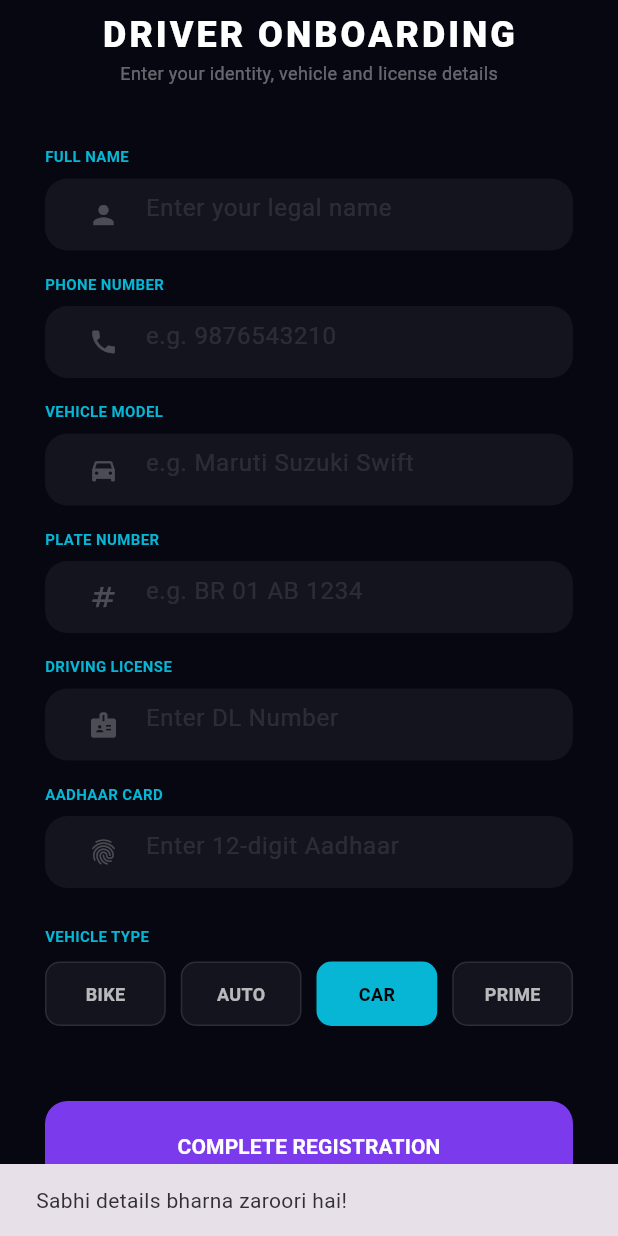
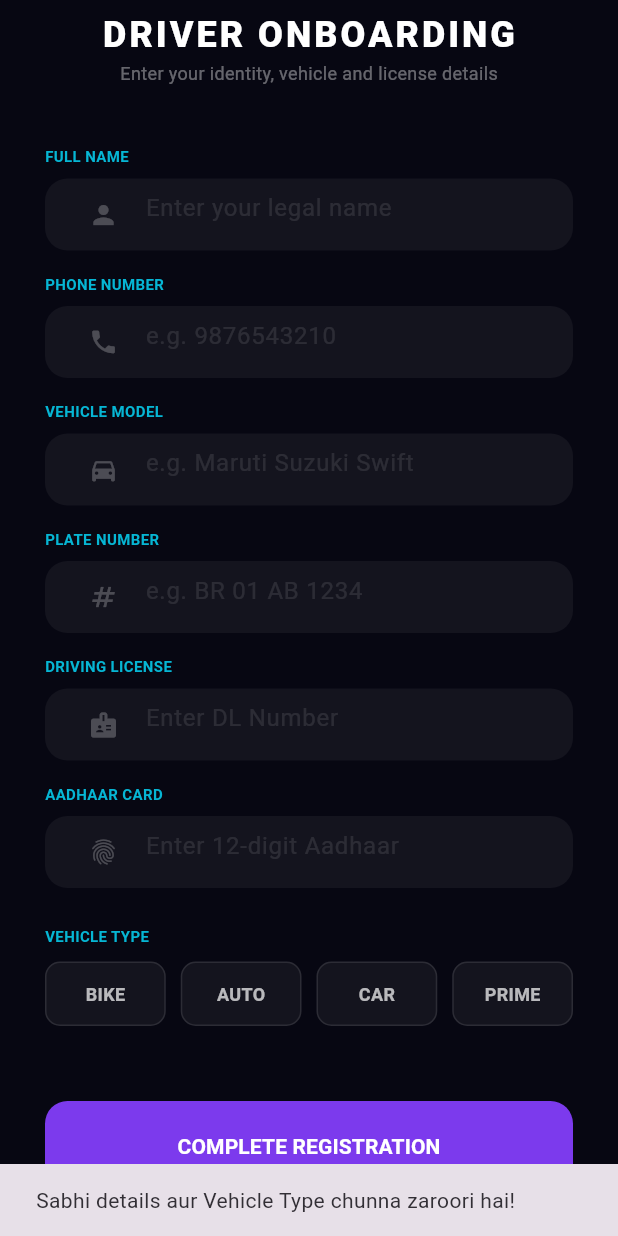
Before and after one commit to yashkumaryk066-netizen/RangraGo, a Flutter app: the DriverRegistrationScreen screen opened directly with empty values, scrolled down 234 dp, after a tap on "COMPLETE REGISTRATION", on a phone screen of 412 x 824 dp. Run offline on Flutter 3.47's test engine with Material 3 defaults, Android fonts, the phone set to English and light mode, and no system bars; our stand-ins replace flutter_map, geolocator, google_sign_in, latlong2, permission_handler, shared_preferences and 1 more; missing offline and left inert: agora_rtc_engine; accounts and stored records are empty; network calls fail.

Commit message:
fix: make vehicle selection mandatory and remove default values to prevent accidental bookings

```diff
--- a/frontend/lib/screens/driver_registration_screen.dart
+++ b/frontend/lib/screens/driver_registration_screen.dart
@@ -19,12 +19,12 @@ class _DriverRegistrationScreenState extends State<DriverRegistrationScreen> {
   final TextEditingController _numberCtrl = TextEditingController();
   final TextEditingController _licenseCtrl = TextEditingController();
   final TextEditingController _aadhaarCtrl = TextEditingController();
-  String _selectedType = "CAR";
+  String? _selectedType;
   bool _isLoading = false;
 
   Future<void> _submit() async {
-    if (_nameCtrl.text.isEmpty || _phoneCtrl.text.isEmpty || _modelCtrl.text.isEmpty || _numberCtrl.text.isEmpty || _licenseCtrl.text.isEmpty || _aadhaarCtrl.text.isEmpty) {
-      ScaffoldMessenger.of(context).showSnackBar(const SnackBar(content: Text("Sabhi details bharna zaroori hai!")));
+    if (_nameCtrl.text.isEmpty || _phoneCtrl.text.isEmpty || _modelCtrl.text.isEmpty || _numberCtrl.text.isEmpty || _licenseCtrl.text.isEmpty || _aadhaarCtrl.text.isEmpty || _selectedType == null) {
+      ScaffoldMessenger.of(context).showSnackBar(const SnackBar(content: Text("Sabhi details aur Vehicle Type chunna zaroori hai!")));
       return;
     }
 
```
Also changed, not shown: frontend/lib/screens/ride_booking_screen.dart (+6 -2 lines), 1 other file.
